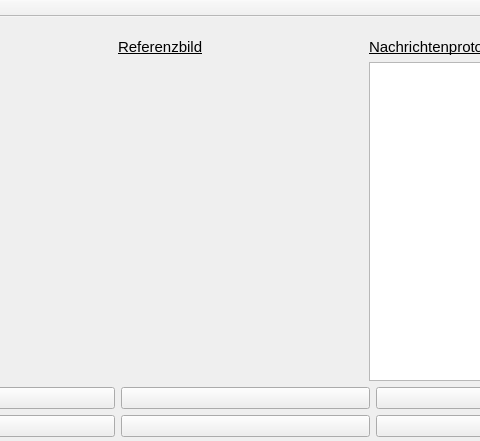
Old version of the form ObjectLocalizer/olmainwindow.ui in the repository HubertWelp/SweetPicker1; both pictures show x 165 to 645 and y 0 to 441 of the 1277 by 600 pixel window.
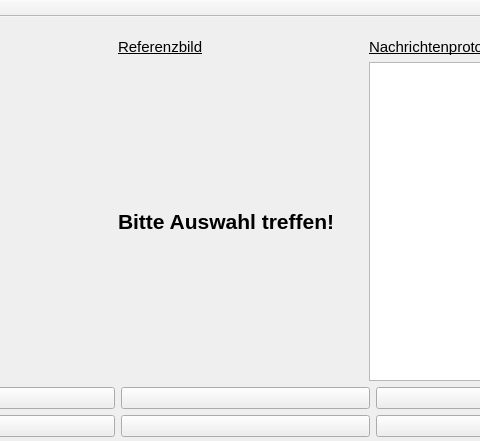
New version of the form. Icons and pictures are not drawn.

Commit message: Im ReferenzbildLabel ein Text eingefügt

```diff
--- a/ObjectLocalizer/olmainwindow.ui
+++ b/ObjectLocalizer/olmainwindow.ui
@@ -206,8 +206,16 @@
            <verstretch>75</verstretch>
           </sizepolicy>
          </property>
+         <property name="font">
+          <font>
+           <pointsize>16</pointsize>
+           <weight>75</weight>
+           <italic>false</italic>
+           <bold>true</bold>
+          </font>
+         </property>
          <property name="text">
-          <string/>
+          <string>Bitte Auswahl treffen!</string>
          </property>
         </widget>
        </item>
```
Left out of the diff: 14 changed lines with no effect on the pictures. The commit also changes 1 other file.
